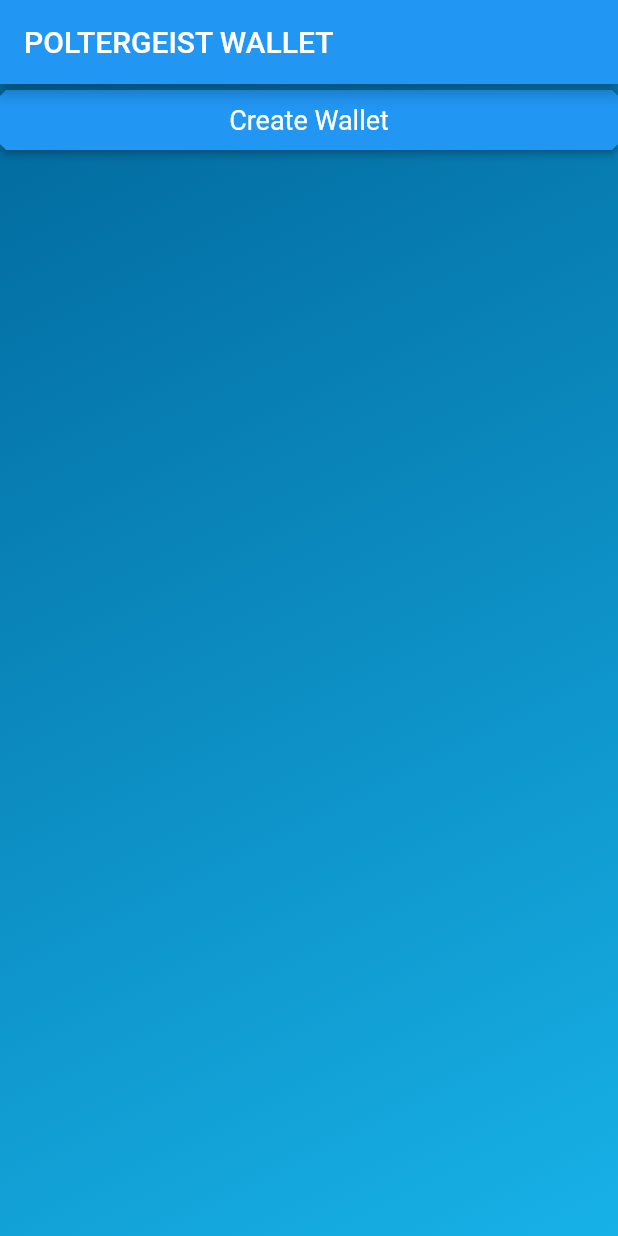
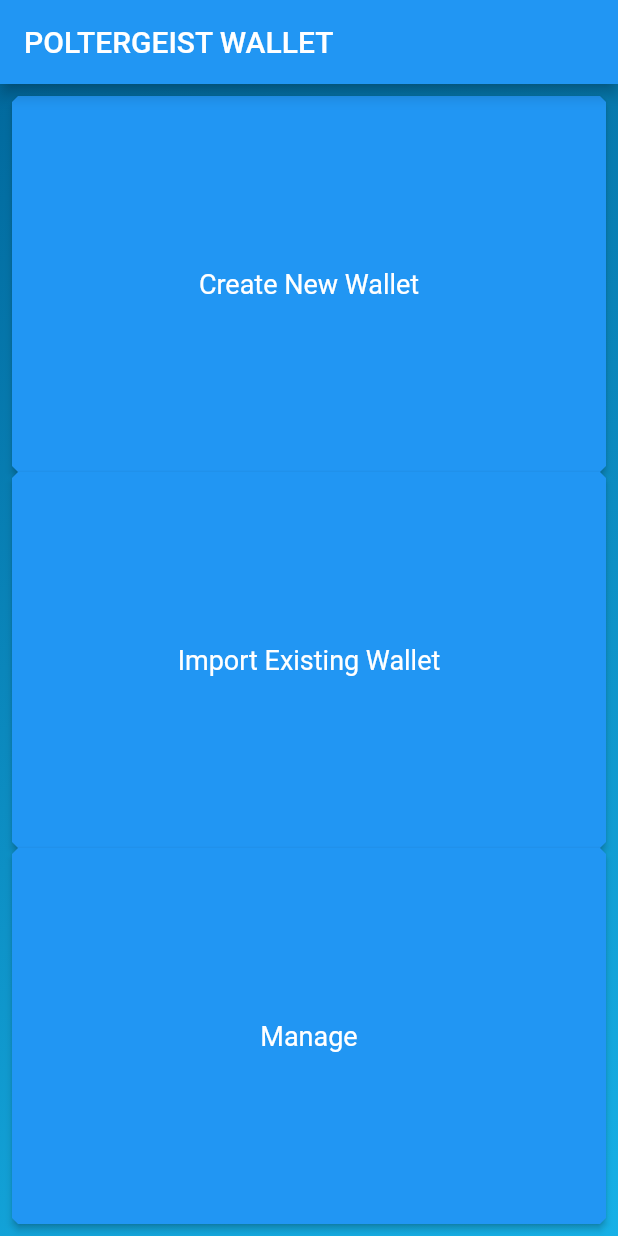
Before and after one commit to atrang789/PoltergeistWallet, a Flutter app: the screen it shows after launch, on a phone screen of 412 x 824 dp. Run offline on Flutter 3.47's test engine with Material 2 defaults, Android fonts, the phone set to English and light mode, and no system bars.

Commit message:
wrapped buttons into list widget

```diff
--- a/lib/screens/welcome_screen.dart
+++ b/lib/screens/welcome_screen.dart
@@ -6,13 +6,14 @@ import 'package:poltergeistwallet/constants.dart';
 class WelcomeScreen extends StatefulWidget {
   static String id = 'welcome_screen';
 
-
   @override
   _WelcomeScreenState createState() => _WelcomeScreenState();
 }
 
 class _WelcomeScreenState extends State<WelcomeScreen> {
-  final String _createwallet = 'Create Wallet';
+  final String _createWalletText = 'Create New Wallet';
+  final String _importWalletText = 'Import Existing Wallet';
+  final String _manageButtonText = 'Manage';
 
   @override
   Widget build(BuildContext context) {
@@ -21,25 +22,51 @@ class _WelcomeScreenState extends State<WelcomeScreen> {
           gradient: LinearGradient(
               begin: Alignment.bottomRight,
               end: Alignment.topLeft,
-              colors: [kPrimaryColor, kDarkSecondaryColor]
-          )
-      ),
+              colors: [kPrimaryColor, kDarkSecondaryColor])),
       child: Scaffold(
         backgroundColor: Colors.transparent,
-        appBar: AppBar(title: Text('POLTERGEIST WALLET',)),
+        appBar: AppBar(
+            title: Text(
+          'POLTERGEIST WALLET',
+        )),
         body: Column(
             crossAxisAlignment: CrossAxisAlignment.stretch,
+            mainAxisAlignment: MainAxisAlignment.spaceEvenly,
             children: <Widget>[
-              SquareButton(
-                buttonTitle: _createwallet,
-                onPressed: () {
-                  Navigator.pop(context);
-                },
-              )
-            ]
-        ),
+              Expanded(
+                  child: Padding(
+                    padding: const EdgeInsets.all(8.0),
+                    child: Column(
+                      children: <Widget>[
+                        Expanded(
+                          child: SquareButton(
+                            buttonTitle: _createWalletText,
+                            onPressed: () {
+                              Navigator.pop(context);
+                            },
+                          ),
+                        ),
+                        Expanded(
+                          child: SquareButton(
+                            buttonTitle: _importWalletText,
+                            onPressed: () {
+                              Navigator.pop(context);
+                            },
+                          ),
+                        ),
+                        Expanded(
+                          child: SquareButton(
+                            buttonTitle: _manageButtonText,
+                            onPressed: () {
+                              Navigator.pop(context);
+                            },
+                          ),
+                        ),
+                      ],
+                    )
+              )),
+            ]),
       ),
     );
-
   }
 }
```
